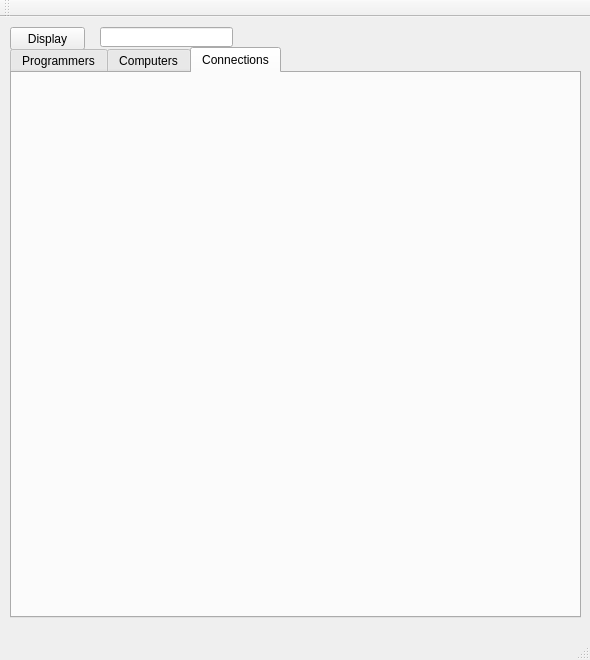
The window that mainwindow.ui (snaedisk/Hopur34_skil3) describes before a commit, drawn with Qt 5.
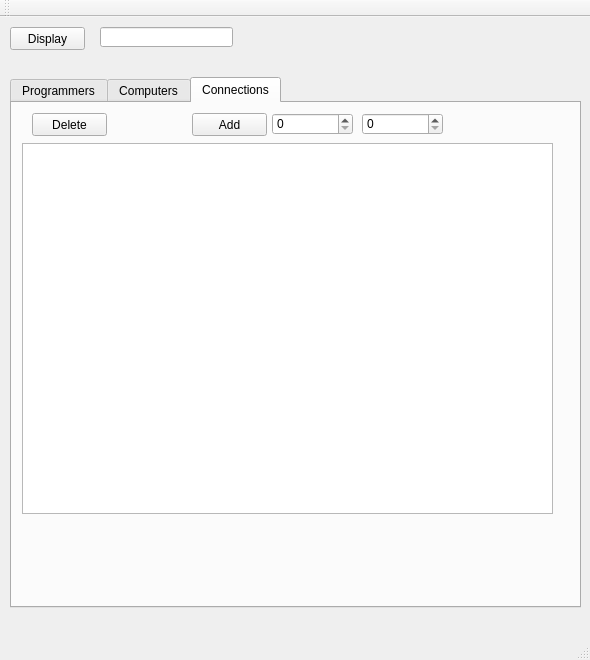
The same window after the commit. The open tabs and pages were chosen to show the change.

Diff of the .ui file:
```diff
--- a/mainwindow.ui
+++ b/mainwindow.ui
@@ -41,9 +41,9 @@
     <property name="geometry">
      <rect>
       <x>10</x>
-      <y>30</y>
+      <y>60</y>
       <width>571</width>
-      <height>571</height>
+      <height>531</height>
      </rect>
     </property>
     <property name="currentIndex">
@@ -109,6 +109,62 @@
      <attribute name="title">
       <string>Connections</string>
      </attribute>
+     <widget class="QTableWidget" name="tableConnections">
+      <property name="geometry">
+       <rect>
+        <x>10</x>
+        <y>40</y>
+        <width>531</width>
+        <height>371</height>
+       </rect>
+      </property>
+     </widget>
+     <widget class="QPushButton" name="buttonConnectionsDel">
+      <property name="geometry">
+       <rect>
+        <x>20</x>
+        <y>10</y>
+        <width>75</width>
+        <height>23</height>
+       </rect>
+      </property>
+      <property name="text">
+       <string>Delete</string>
+      </property>
+     </widget>
+     <widget class="QSpinBox" name="connProgrammerID">
+      <property name="geometry">
+       <rect>
+        <x>260</x>
+        <y>10</y>
+        <width>81</width>
+        <height>22</height>
+       </rect>
+      </property>
+     </widget>
+     <widget class="QSpinBox" name="connComputerID">
+      <property name="geometry">
+       <rect>
+        <x>350</x>
+        <y>10</y>
+        <width>81</width>
+        <height>22</height>
+       </rect>
+      </property>
+     </widget>
+     <widget class="QPushButton" name="connectionAdd">
+      <property name="geometry">
+       <rect>
+        <x>180</x>
+        <y>10</y>
+        <width>75</width>
+        <height>23</height>
+       </rect>
+      </property>
+      <property name="text">
+       <string>Add</string>
+      </property>
+     </widget>
     </widget>
    </widget>
   </widget>
```
Left out of the diff: 51 changed lines with no effect on the pictures.
